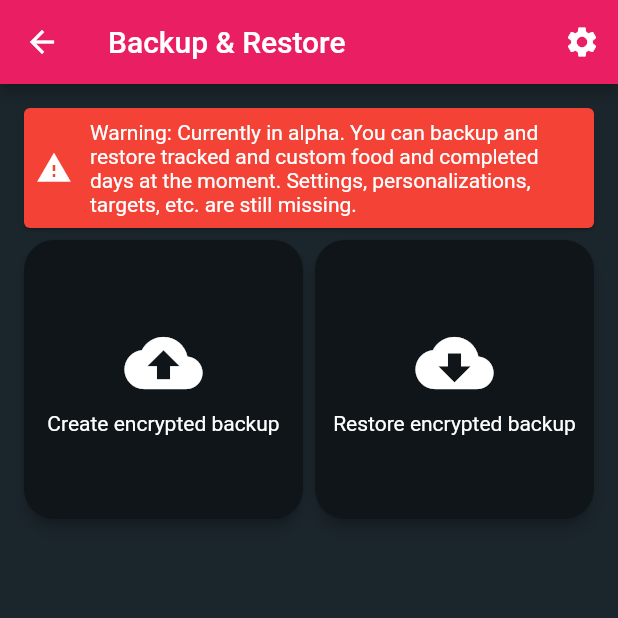
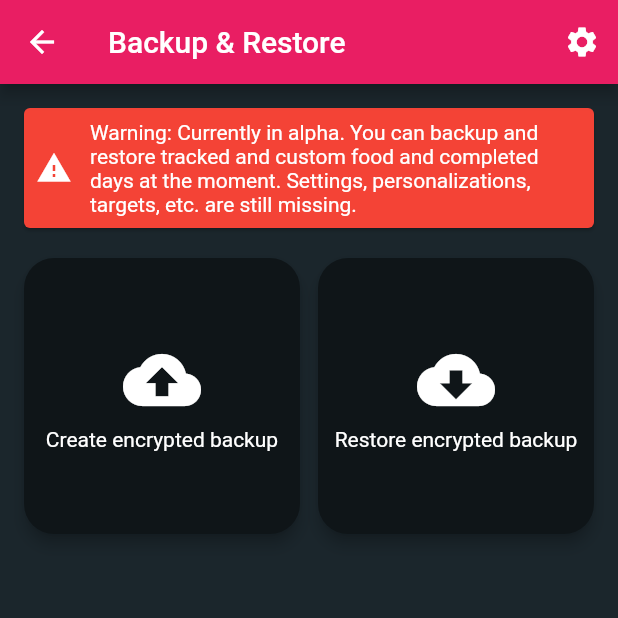
Before and after one commit to christianfl/Energize, a Flutter app: the BackupAndRestoreSubPage screen opened by its route, on a phone screen of 412 x 824 dp, the top half of it. Run offline on Flutter 3.47's test engine with Material 2 defaults, Android fonts, the phone set to English and light mode, and no system bars; our stand-ins replace dio, flutter_speed_dial, shared_preferences, sqflite, table_calendar; missing offline and left inert: encrypt, openfoodfacts, qr_code_scanner; accounts and stored records are empty; generated files the repository leaves out were written again.

Commit message:
Padding fixes

```diff
--- a/lib/pages/tab_settings/backup_and_restore_sub_page.dart
+++ b/lib/pages/tab_settings/backup_and_restore_sub_page.dart
@@ -483,20 +483,23 @@ class _BackupAndRestoreSubPageState extends State<BackupAndRestoreSubPage> {
           ),
         ],
       ),
-      body: Padding(
-        padding: const EdgeInsets.all(12.0),
-        child: SingleChildScrollView(
+      body: SingleChildScrollView(
         child: Column(
           children: [
-              InfoCard(
+            Padding(
+              padding: const EdgeInsets.fromLTRB(12.0, 12.0, 12.0, 0.0),
+              child: InfoCard(
                 message:
                     'Warning: Currently in alpha. You can backup and restore tracked and custom food and completed days at the moment. Settings, personalizations, targets, etc. are still missing.',
                 icon: const Icon(Icons.warning),
                 color: Colors.red,
               ),
+            ),
             GridView.count(
+              padding: const EdgeInsets.all(12.0),
               shrinkWrap: true,
               crossAxisCount: 2,
+              crossAxisSpacing: 4.0,
               children: [
                 SelectActionCard(
                   icon: Icons.cloud_upload,
@@ -517,7 +520,6 @@ class _BackupAndRestoreSubPageState extends State<BackupAndRestoreSubPage> {
           ],
         ),
       ),
-      ),
     );
   }
 }
```
Also changed, not shown: lib/pages/tab_food/food_page.dart (+6 -5 lines). Lines whose indentation alone changed are shown as unchanged.
